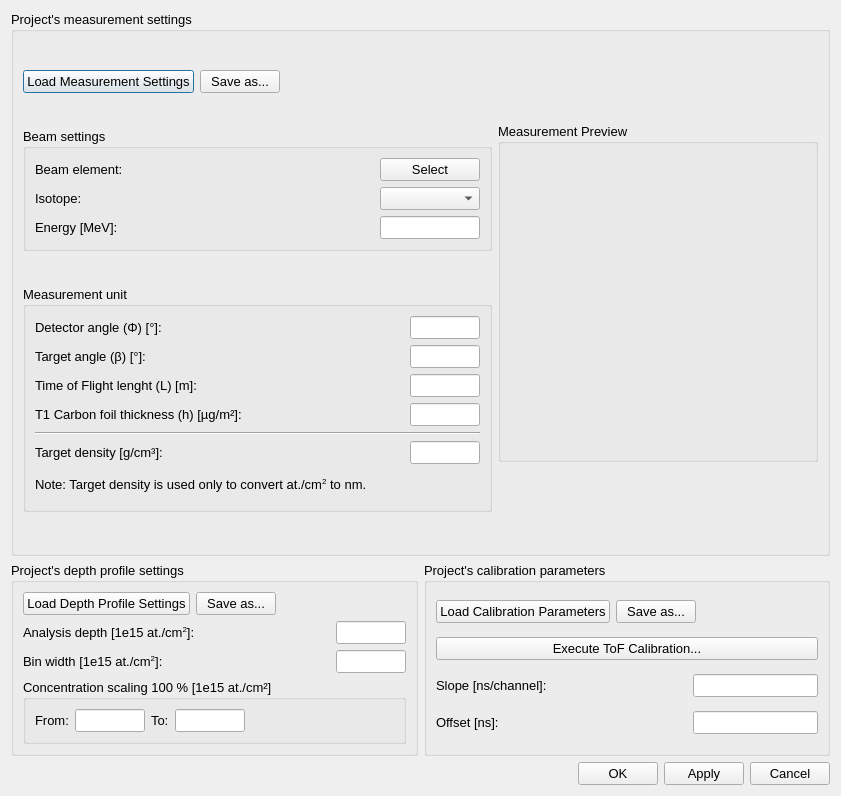
Above: ui_files/ui_measuring_settings.ui from JYU-IBA/potku before the change. Below: the same form after it.
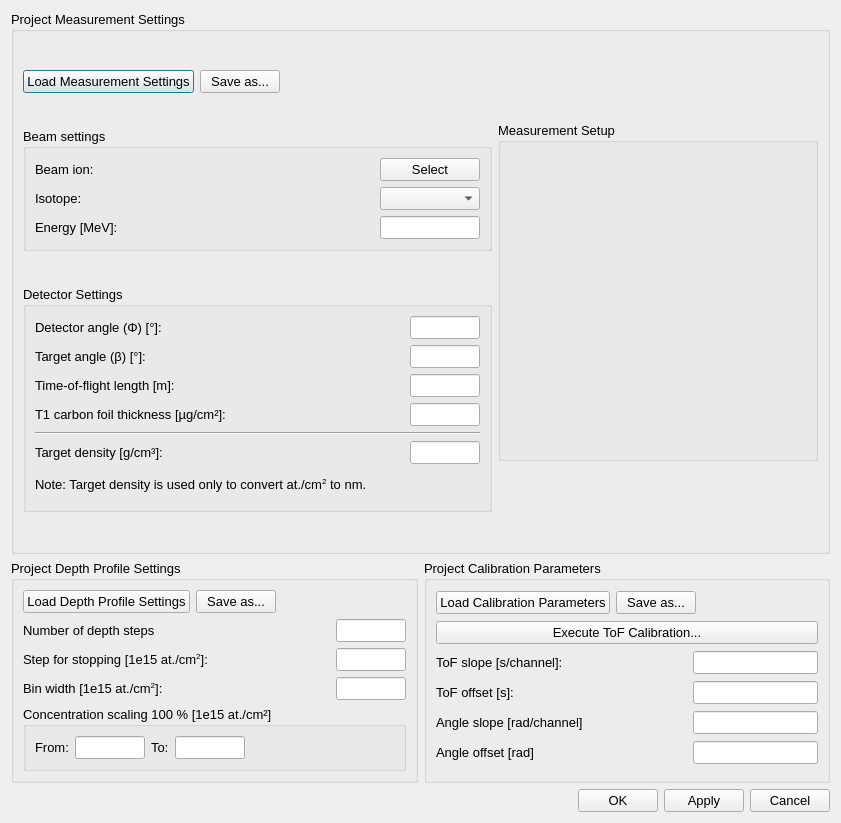
That is the form after the change.

What changed in the file:
```diff
--- a/ui_files/ui_measuring_settings.ui
+++ b/ui_files/ui_measuring_settings.ui
@@ -7,7 +7,7 @@
     <x>0</x>
     <y>0</y>
     <width>841</width>
-    <height>796</height>
+    <height>823</height>
    </rect>
   </property>
   <property name="sizePolicy">
@@ -42,7 +42,7 @@
         </sizepolicy>
        </property>
        <property name="title">
-        <string>Project's measurement settings</string>
+        <string>Project Measurement Settings</string>
        </property>
        <layout class="QHBoxLayout" name="horizontalLayout">
         <item>
@@ -101,7 +101,7 @@
                <item>
                 <widget class="QLabel" name="beamLabel_3">
                  <property name="text">
-                  <string>Beam element:</string>
+                  <string>Beam ion:</string>
                  </property>
                 </widget>
                </item>
@@ -237,7 +237,7 @@
              </sizepolicy>
             </property>
             <property name="title">
-             <string>Measurement unit</string>
+             <string>Detector Settings</string>
             </property>
             <layout class="QGridLayout" name="gridLayout_3">
              <item row="8" column="0">
@@ -365,7 +365,7 @@
                <item>
                 <widget class="QLabel" name="label_18">
                  <property name="text">
-                  <string>Time of Flight lenght (L) [m]:</string>
+                  <string>Time-of-flight length [m]:</string>
                  </property>
                 </widget>
                </item>
@@ -405,7 +405,7 @@
                <item>
                 <widget class="QLabel" name="label_19">
                  <property name="text">
-                  <string>T1 Carbon foil thickness (h) [µg/m²]:</string>
+                  <string>T1 carbon foil thickness [µg/cm²]:</string>
                  </property>
                 </widget>
                </item>
@@ -479,7 +479,7 @@
              </size>
             </property>
             <property name="title">
-             <string>Measurement Preview</string>
+             <string>Measurement Setup</string>
             </property>
             <layout class="QVBoxLayout" name="verticalLayout_3">
              <item>
@@ -502,49 +502,9 @@
        <item>
         <widget class="QGroupBox" name="groupBox_6">
          <property name="title">
-          <string>Project's depth profile settings</string>
+          <string>Project Depth Profile Settings</string>
          </property>
          <layout class="QGridLayout" name="gridLayout">
-          <item row="2" column="0">
-           <layout class="QHBoxLayout" name="horizontalLayout_28">
-            <item>
-             <widget class="QLabel" name="label_21">
-              <property name="text">
-               <string>&lt;html&gt;&lt;head/&gt;&lt;body&gt;&lt;p&gt;Analysis depth [1e15 at./cm&lt;span style=&quot; vertical-align:super;&quot;&gt;2&lt;/span&gt;]:&lt;/p&gt;&lt;/body&gt;&lt;/html&gt;</string>
-              </property>
-             </widget>
-            </item>
-            <item>
-             <spacer name="horizontalSpacer_28">
-              <property name="orientation">
-               <enum>Qt::Horizontal</enum>
-              </property>
-              <property name="sizeHint" stdset="0">
-               <size>
-                <width>40</width>
-                <height>20</height>
-               </size>
-              </property>
-             </spacer>
-            </item>
-            <item>
-             <widget class="QLineEdit" name="depthStepForStoppingLineEdit">
-              <property name="minimumSize">
-               <size>
-                <width>70</width>
-                <height>0</height>
-               </size>
-              </property>
-              <property name="maximumSize">
-               <size>
-                <width>70</width>
-                <height>16777215</height>
-               </size>
-              </property>
-             </widget>
-            </item>
-           </layout>
-          </item>
           <item row="0" column="0">
            <layout class="QHBoxLayout" name="horizontalLayout_30">
             <item>
@@ -582,7 +542,127 @@
             </item>
            </layout>
           </item>
-          <item row="4" column="0">
+          <item row="7" column="0">
+           <layout class="QHBoxLayout" name="horizontalLayout_31">
+            <item>
+             <widget class="QLabel" name="label_22">
+              <property name="text">
+               <string>&lt;html&gt;&lt;head/&gt;&lt;body&gt;&lt;p&gt;Bin width [1e15 at./cm&lt;span style=&quot; vertical-align:super;&quot;&gt;2&lt;/span&gt;]:&lt;/p&gt;&lt;/body&gt;&lt;/html&gt;</string>
+              </property>
+             </widget>
+            </item>
+            <item>
+             <spacer name="horizontalSpacer_31">
+              <property name="orientation">
+               <enum>Qt::Horizontal</enum>
+              </property>
+              <property name="sizeHint" stdset="0">
+               <size>
+                <width>40</width>
+                <height>20</height>
+               </size>
+              </property>
+             </spacer>
+            </item>
+            <item>
+             <widget class="QLineEdit" name="depthStepForOutputLineEdit">
+              <property name="minimumSize">
+               <size>
+                <width>70</width>
+                <height>0</height>
+               </size>
+              </property>
+              <property name="maximumSize">
+               <size>
+                <width>70</width>
+                <height>16777215</height>
+               </size>
+              </property>
+             </widget>
+            </item>
+           </layout>
+          </item>
+          <item row="6" column="0">
+           <layout class="QHBoxLayout" name="horizontalLayout_28">
+            <item>
+             <widget class="QLabel" name="label_21">
+              <property name="text">
+               <string>&lt;html&gt;&lt;head/&gt;&lt;body&gt;&lt;p&gt;Step for stopping [1e15 at./cm&lt;span style=&quot; vertical-align:super;&quot;&gt;2&lt;/span&gt;]:&lt;/p&gt;&lt;/body&gt;&lt;/html&gt;</string>
+              </property>
+             </widget>
+            </item>
+            <item>
+             <spacer name="horizontalSpacer_28">
+              <property name="orientation">
+               <enum>Qt::Horizontal</enum>
+              </property>
+              <property name="sizeHint" stdset="0">
+               <size>
+                <width>40</width>
+                <height>20</height>
+               </size>
+              </property>
+             </spacer>
+            </item>
+            <item>
+             <widget class="QLineEdit" name="depthStepForStoppingLineEdit">
+              <property name="minimumSize">
+               <size>
+                <width>70</width>
+                <height>0</height>
+               </size>
+              </property>
+              <property name="maximumSize">
+               <size>
+                <width>70</width>
+                <height>16777215</height>
+               </size>
+              </property>
+             </widget>
+            </item>
+           </layout>
+          </item>
+          <item row="3" column="0">
+           <layout class="QHBoxLayout" name="horizontalLayout_5">
+            <item>
+             <widget class="QLabel" name="label_4">
+              <property name="text">
+               <string>Number of depth steps</string>
+              </property>
+             </widget>
+            </item>
+            <item>
+             <spacer name="horizontalSpacer_3">
+              <property name="orientation">
+               <enum>Qt::Horizontal</enum>
+              </property>
+              <property name="sizeHint" stdset="0">
+               <size>
+                <width>40</width>
+                <height>20</height>
+               </size>
+              </property>
+             </spacer>
+            </item>
+            <item>
+             <widget class="QLineEdit" name="numberOfDepthStepsLineEdit">
+              <property name="minimumSize">
+               <size>
+                <width>70</width>
+                <height>0</height>
+               </size>
+              </property>
+              <property name="maximumSize">
+               <size>
+                <width>70</width>
+                <height>16777215</height>
+               </size>
+              </property>
+             </widget>
+            </item>
+           </layout>
+          </item>
+          <item row="8" column="0">
            <layout class="QHBoxLayout" name="horizontalLayout_32">
             <item>
              <widget class="QGroupBox" name="groupBox_7">
@@ -658,53 +738,13 @@
             </item>
            </layout>
           </item>
-          <item row="3" column="0">
-           <layout class="QHBoxLayout" name="horizontalLayout_31">
-            <item>
-             <widget class="QLabel" name="label_22">
-              <property name="text">
-               <string>&lt;html&gt;&lt;head/&gt;&lt;body&gt;&lt;p&gt;Bin width [1e15 at./cm&lt;span style=&quot; vertical-align:super;&quot;&gt;2&lt;/span&gt;]:&lt;/p&gt;&lt;/body&gt;&lt;/html&gt;</string>
-              </property>
-             </widget>
-            </item>
-            <item>
-             <spacer name="horizontalSpacer_31">
-              <property name="orientation">
-               <enum>Qt::Horizontal</enum>
-              </property>
-              <property name="sizeHint" stdset="0">
-               <size>
-                <width>40</width>
-                <height>20</height>
-               </size>
-              </property>
-             </spacer>
-            </item>
-            <item>
-             <widget class="QLineEdit" name="depthStepForOutputLineEdit">
-              <property name="minimumSize">
-               <size>
-                <width>70</width>
-                <height>0</height>
-               </size>
-              </property>
-              <property name="maximumSize">
-               <size>
-                <width>70</width>
-                <height>16777215</height>
-               </size>
-              </property>
-             </widget>
-            </item>
-           </layout>
-          </item>
          </layout>
         </widget>
        </item>
        <item>
         <widget class="QGroupBox" name="groupBox_5">
          <property name="title">
-          <string>Project's calibration parameters</string>
+          <string>Project Calibration Parameters</string>
          </property>
          <layout class="QVBoxLayout" name="verticalLayout_4">
           <item>
@@ -756,7 +796,7 @@
             <item>
              <widget class="QLabel" name="label_9">
               <property name="text">
-               <string>Slope [ns/channel]:</string>
+               <string>ToF slope [s/channel]:</string>
               </property>
              </widget>
             </item>
@@ -796,7 +836,7 @@
             <item>
              <widget class="QLabel" name="label_10">
               <property name="text">
-               <string>Offset [ns]:</string>
+               <string>ToF offset [s]:</string>
               </property>
              </widget>
             </item>
@@ -831,6 +871,86 @@
             </item>
            </layout>
           </item>
+          <item>
+           <layout class="QHBoxLayout" name="horizontalLayout_6">
+            <item>
+             <widget class="QLabel" name="label_5">
+              <property name="text">
+               <string>Angle slope [rad/channel]</string>
+              </property>
+             </widget>
+            </item>
+            <item>
+             <spacer name="horizontalSpacer_4">
+              <property name="orientation">
+               <enum>Qt::Horizontal</enum>
+              </property>
+              <property name="sizeHint" stdset="0">
+               <size>
+                <width>40</width>
+                <height>20</height>
+               </size>
+              </property>
+             </spacer>
+            </item>
+            <item>
+             <widget class="QLineEdit" name="angleSlopeLineEdit">
+              <property name="minimumSize">
+               <size>
+                <width>125</width>
+                <height>0</height>
+               </size>
+              </property>
+              <property name="maximumSize">
+               <size>
+                <width>125</width>
+                <height>16777215</height>
+               </size>
+              </property>
+             </widget>
+            </item>
+           </layout>
+          </item>
+          <item>
+           <layout class="QHBoxLayout" name="horizontalLayout_7">
+            <item>
+             <widget class="QLabel" name="label_6">
+              <property name="text">
+               <string>Angle offset [rad]</string>
+              </property>
+             </widget>
+            </item>
+            <item>
+             <spacer name="horizontalSpacer_5">
+              <property name="orientation">
+               <enum>Qt::Horizontal</enum>
+              </property>
+              <property name="sizeHint" stdset="0">
+               <size>
+                <width>40</width>
+                <height>20</height>
+               </size>
+              </property>
+             </spacer>
+            </item>
+            <item>
+             <widget class="QLineEdit" name="angleOffsetLineEdit">
+              <property name="minimumSize">
+               <size>
+                <width>125</width>
+                <height>0</height>
+               </size>
+              </property>
+              <property name="maximumSize">
+               <size>
+                <width>125</width>
+                <height>16777215</height>
+               </size>
+              </property>
+             </widget>
+            </item>
+           </layout>
+          </item>
          </layout>
         </widget>
        </item>
```
